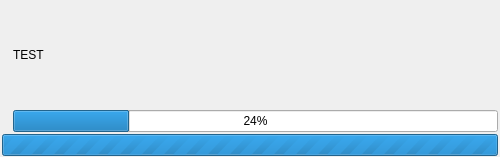
hbirchtree/kaidan, file kaidan.ui: the form before one commit.
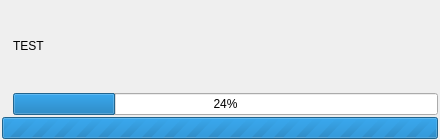
The form after the commit.

```diff
--- a/kaidan.ui
+++ b/kaidan.ui
@@ -6,20 +6,20 @@
    <rect>
     <x>0</x>
     <y>0</y>
-    <width>500</width>
-    <height>157</height>
+    <width>440</width>
+    <height>140</height>
    </rect>
   </property>
   <property name="sizePolicy">
-   <sizepolicy hsizetype="Fixed" vsizetype="Fixed">
+   <sizepolicy hsizetype="Preferred" vsizetype="Preferred">
     <horstretch>0</horstretch>
     <verstretch>0</verstretch>
    </sizepolicy>
   </property>
   <property name="minimumSize">
    <size>
-    <width>500</width>
-    <height>157</height>
+    <width>440</width>
+    <height>140</height>
    </size>
   </property>
   <property name="maximumSize">
```
